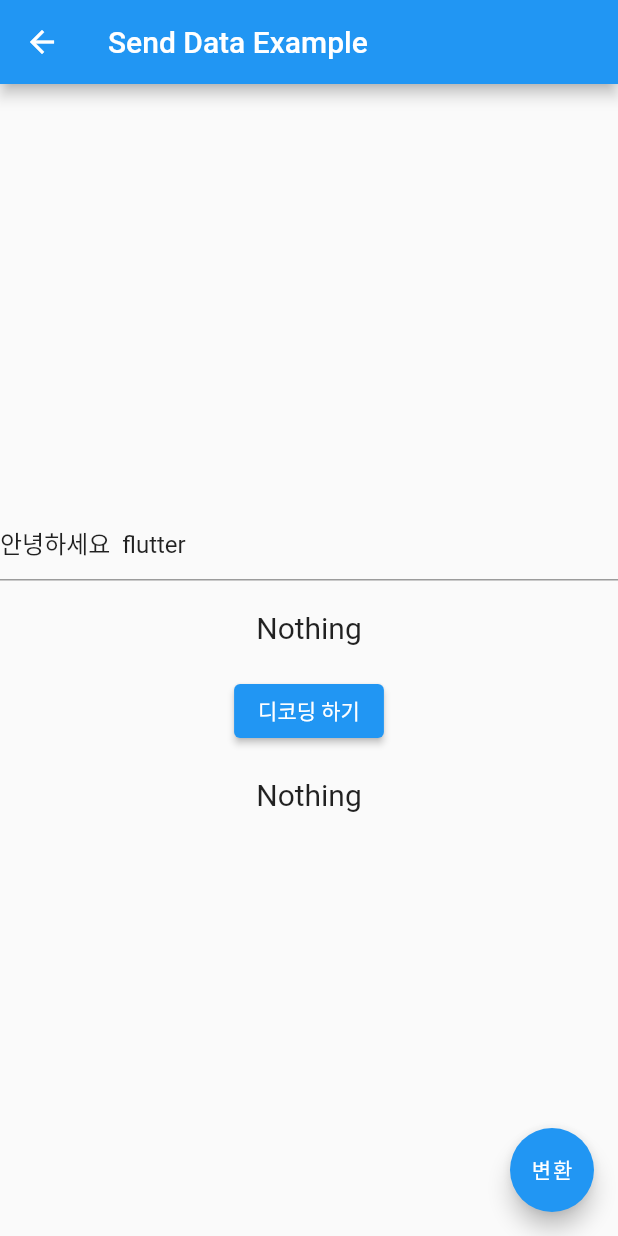
After one commit to Souuul/Flutter-nativeapp-communication-basic, a Flutter app: the SendDataExample screen opened directly, after a tap on "변환", on a phone screen of 412 x 824 dp. The commit adds this screen. Run offline on Flutter 3.47's test engine with Material 2 defaults, Android fonts, the phone set to English and light mode, and no system bars.

Commit message:
communication with native app

```diff
--- /dev/null
+++ b/lib/sendDataExample.dart
@@ -0,0 +1,81 @@
+import 'package:flutter/material.dart';
+import 'package:flutter/services.dart';
+
+class SendDataExample extends StatefulWidget {
+  @override
+  State<StatefulWidget> createState() => _SendDataExample();
+}
+
+class _SendDataExample extends State<SendDataExample> {
+  static const platform = const MethodChannel('com.flutter.dev/encrypto');
+
+  TextEditingController controller = new TextEditingController(text: '안녕하세요  flutter');
+  String _changeText = 'Nothing';
+  String _reChangedText = 'Nothing';
+
+  @override
+  Widget build(BuildContext context) {
+    return Scaffold(
+      appBar: AppBar(
+        title: Text('Send Data Example'),
+      ),
+      body: Container(
+        child: Center(
+          child: Column(
+            children: <Widget>[
+              TextField(
+                controller: controller,
+                keyboardType: TextInputType.text,
+              ),
+              SizedBox(
+                height: 20,
+              ),
+              Text(
+                _changeText,
+                style: TextStyle(fontSize: 20),
+              ),
+              SizedBox(
+                height: 20,
+              ),
+              ElevatedButton(
+                onPressed: () {
+                  _decodeText(_changeText);
+                },
+                child: Text('디코딩 하기'),
+              ),
+              SizedBox(
+                height: 20,
+              ),
+              Text(
+                _reChangedText,
+                style: TextStyle(fontSize: 20),
+              ),
+            ],
+            mainAxisAlignment: MainAxisAlignment.center,
+          ),
+        ),
+      ),
+      floatingActionButton: FloatingActionButton(
+        onPressed: () {
+          _sendData(controller.value.text);
+        },
+        child: Text('변환'),
+      ),
+    );
+  }
+
+  Future<void> _sendData(String text) async {
+    final String result = await platform.invokeMethod('getEncrypto', text);
+    print(result);
+    setState(() {
+      _changeText = result;
+    });
+  }
+
+  void _decodeText(String changeText) async{
+    final String result = await platform.invokeMethod('getDecode', changeText);
+    setState(() {
+      _reChangedText = result;
+    });
+  }
+}
```
Also changed, not shown: lib/main.dart (+22 -4 lines), 1 other file.
